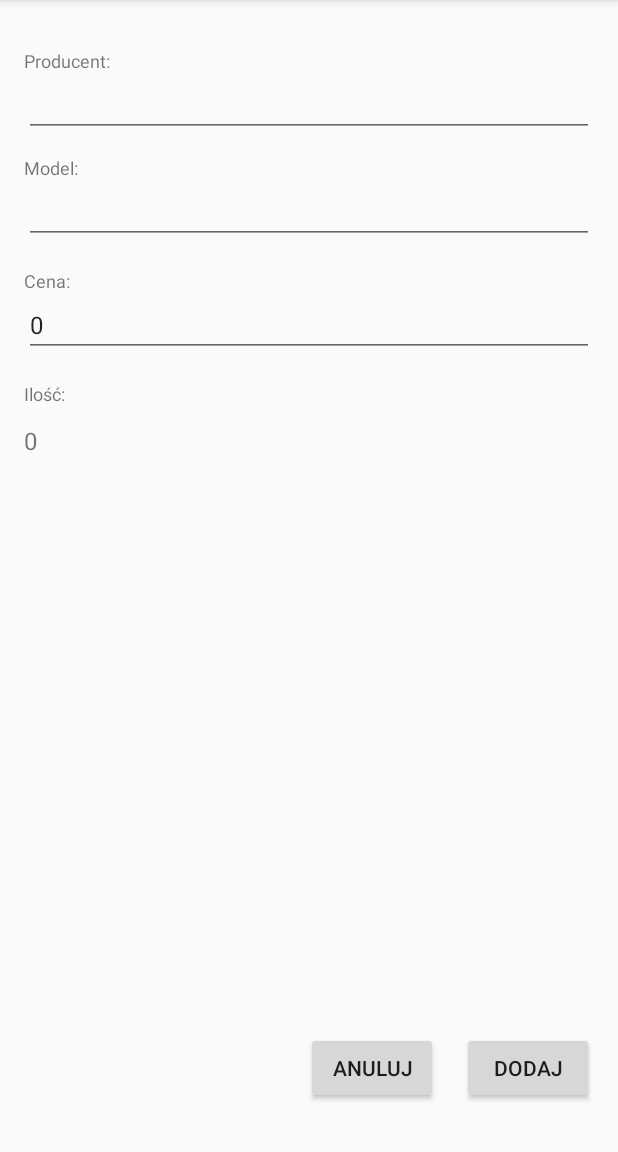
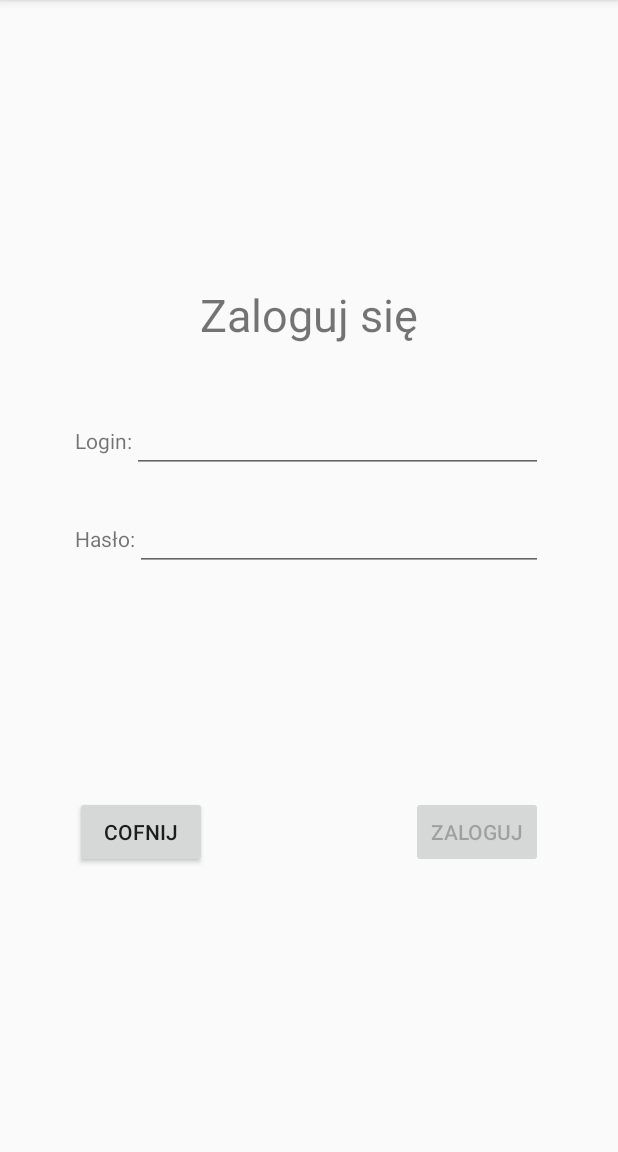
Before and after one commit to EwelinaR/WarehouseUser, an Android app: the screen it shows after launch (MainActivity), after a tap on "ZALOGUJ", on a phone screen of 412 x 824 dp, the part 84-1236 px from its top. Run offline under Robolectric (Android 15) with nearby library versions, the phone set to English and light mode, and no system bars.

Commit message:
Add signIn screen and sho snackbar when there is no connection to the server

```diff
--- a/app/src/main/java/com/example/warehouseuser/fragment/FragmentUpdateList.java
+++ b/app/src/main/java/com/example/warehouseuser/fragment/FragmentUpdateList.java
@@ -5,5 +5,5 @@ import com.example.warehouseuser.Instrument;
 import java.util.List;
 
 public interface FragmentUpdateList {
-    void updateView(List<Instrument> instruments);
+    void updateView(List<Instrument> instruments, int responseStatus);
 }
--- /dev/null
+++ b/app/src/main/java/com/example/warehouseuser/fragment/SignInFragment.java
@@ -0,0 +1,101 @@
+package com.example.warehouseuser.fragment;
+
+import android.os.Bundle;
+import android.text.Editable;
+import android.text.TextWatcher;
+import android.util.Log;
+import android.view.LayoutInflater;
+import android.view.View;
+import android.view.ViewGroup;
+import android.widget.Button;
+import android.widget.EditText;
+
+import androidx.fragment.app.Fragment;
+import androidx.fragment.app.FragmentManager;
+import androidx.fragment.app.FragmentTransaction;
+
+import com.example.warehouseuser.R;
+
+public class SignInFragment extends Fragment {
+
+    private Button signIn;
+    private boolean emptyUsername;
+    private boolean emptyPassword;
+
+    @Override
+    public View onCreateView(LayoutInflater inflater, ViewGroup parent, Bundle savedInstanceState) {
+        return inflater.inflate(R.layout.sign_in_view, parent, false);
+    }
+
+    @Override
+    public void onViewCreated(View view, Bundle savedInstanceState) {
+        initButtons();
+        initEditTextFields();
+    }
+
+    private void initButtons() {
+        Button back = (Button) getActivity().findViewById(R.id.go_back);
+        back.setOnClickListener(view -> {
+            Log.i("Screen", "Back to start view from sign in view");
+            FragmentManager fm = getFragmentManager();
+            FragmentTransaction ft = fm.beginTransaction();
+            ft.replace(R.id.fragment_placeholder, new StartFragment());
+            ft.commit();
+        });
+
+        signIn = (Button) getActivity().findViewById(R.id.sign_in);
+        signIn.setOnClickListener(view -> {
+            ///TODO check login & pass
+            Log.i("Screen", "Go to list view");
+            FragmentManager fm = getFragmentManager();
+            FragmentTransaction ft = fm.beginTransaction();
+            ft.replace(R.id.fragment_placeholder, new ListFragment());
+            ft.commit();
+        });
+        signIn.setEnabled(false);
+    }
+
+    private void initEditTextFields() {
+        emptyUsername = true;
+        EditText username = (EditText) getActivity().findViewById(R.id.username);
+        username.addTextChangedListener(new TextWatcher() {
+            @Override
+            public void afterTextChanged(Editable s) {}
+            @Override
+            public void beforeTextChanged(CharSequence s, int start, int count, int after) { }
+            @Override
+            public void onTextChanged(CharSequence s, int start, int before, int count) {
+                if (s.length() > 0) {
+                    emptyUsername = false;
+                    if (!emptyPassword) {
+                        signIn.setEnabled(true);
+                    }
+                } else {
+                    emptyUsername = true;
+                    signIn.setEnabled(false);
+                }
+            }
+        });
+
+        emptyPassword = true;
+        EditText password = (EditText) getActivity().findViewById(R.id.password);
+        password.addTextChangedListener(new TextWatcher() {
+            @Override
+            public void afterTextChanged(Editable s) {}
+            @Override
+            public void beforeTextChanged(CharSequence s, int start, int count, int after) { }
+            @Override
+            public void onTextChanged(CharSequence s, int start, int before, int count) {
+                if (s.length() > 0) {
+                    emptyPassword = false;
+                    if (!emptyUsername) {
+                        signIn.setEnabled(true);
+                    }
+                } else {
+                    emptyPassword = true;
+                    signIn.setEnabled(false);
+                }
+            }
+        });
+    }
+}
--- a/app/src/main/java/com/example/warehouseuser/fragment/StartFragment.java
+++ b/app/src/main/java/com/example/warehouseuser/fragment/StartFragment.java
@@ -46,7 +46,7 @@ public class StartFragment extends Fragment {
             Log.i("Screen", "Go to login view");
             FragmentManager fm = getFragmentManager();
             FragmentTransaction ft = fm.beginTransaction();
-            ft.replace(R.id.fragment_placeholder, new AddViewFragment());
+            ft.replace(R.id.fragment_placeholder, new SignInFragment());
             ft.commit();
         });
     }
--- /dev/null
+++ b/app/src/main/res/layout/sign_in_view.xml
@@ -0,0 +1,98 @@
+<?xml version="1.0" encoding="utf-8"?>
+<LinearLayout xmlns:android="http://schemas.android.com/apk/res/android"
+    android:layout_width="match_parent"
+    android:layout_height="match_parent"
+    xmlns:tools="http://schemas.android.com/tools"
+    xmlns:app="http://schemas.android.com/apk/res-auto"
+    android:orientation="vertical"
+    android:gravity="center">
+
+    <TextView
+        android:layout_width="wrap_content"
+        android:layout_height="wrap_content"
+        android:layout_marginBottom="40dp"
+        android:text="Zaloguj się"
+        android:textSize="30sp"
+        app:layout_constraintTop_toTopOf="parent"
+        tools:layout_editor_absoluteX="132dp" />
+
+    <LinearLayout
+        android:layout_width="match_parent"
+        android:layout_height="wrap_content"
+        android:layout_marginHorizontal="50dp"
+        android:layout_marginBottom="20dp"
+        android:orientation="horizontal">
+
+        <TextView
+            android:layout_width="wrap_content"
+            android:layout_height="wrap_content"
+            android:text="Login:"
+            tools:layout_editor_absoluteX="19dp"
+            tools:layout_editor_absoluteY="216dp" />
+
+        <EditText
+            android:id="@+id/username"
+            android:layout_width="match_parent"
+            android:layout_height="wrap_content"
+            android:inputType="text"
+            android:maxLines="1"
+            tools:layout_editor_absoluteX="100dp"
+            tools:layout_editor_absoluteY="365dp" />
+    </LinearLayout>
+
+    <LinearLayout
+        android:layout_width="match_parent"
+        android:layout_height="wrap_content"
+        android:layout_marginHorizontal="50dp"
+        android:orientation="horizontal">
+
+        <TextView
+            android:layout_width="wrap_content"
+            android:layout_height="wrap_content"
+            android:text="Hasło:"
+            tools:layout_editor_absoluteX="19dp"
+            tools:layout_editor_absoluteY="216dp" />
+
+        <EditText
+            android:id="@+id/password"
+            android:layout_width="match_parent"
+            android:layout_height="wrap_content"
+            android:ems="10"
+            android:inputType="textPassword"
+            tools:layout_editor_absoluteX="100dp"
+            tools:layout_editor_absoluteY="365dp" />
+    </LinearLayout>
+
+    <androidx.constraintlayout.widget.ConstraintLayout
+        android:layout_width="match_parent"
+        android:layout_height="wrap_content"
+        android:layout_marginHorizontal="50dp"
+        android:layout_marginTop="150dp">
+
+        <Button
+            android:id="@+id/go_back"
+            android:layout_width="wrap_content"
+            android:layout_height="wrap_content"
+            android:text="Cofnij"
+            app:layout_constraintBottom_toBottomOf="parent"
+            app:layout_constraintStart_toStartOf="parent"
+            app:layout_constraintTop_toTopOf="parent" />
+
+        <Button
+            android:id="@+id/sign_in"
+            android:layout_width="wrap_content"
+            android:layout_height="wrap_content"
+            android:layout_gravity="end"
+            android:text="Zaloguj"
+            app:layout_constraintEnd_toEndOf="parent"
+            app:layout_constraintTop_toTopOf="parent" />
+    </androidx.constraintlayout.widget.ConstraintLayout>
+
+    <LinearLayout
+        android:layout_width="match_parent"
+        android:layout_height="wrap_content"
+        android:orientation="horizontal">
+
+    </LinearLayout>
+
+</LinearLayout>
```
Also changed, not shown: app/src/main/java/com/example/warehouseuser/api/ListCallback.java (+8 -2 lines), app/src/main/java/com/example/warehouseuser/api/RestApi.java (+7 -0 lines), app/src/main/java/com/example/warehouseuser/fragment/ListFragment.java (+11 -2 lines).
